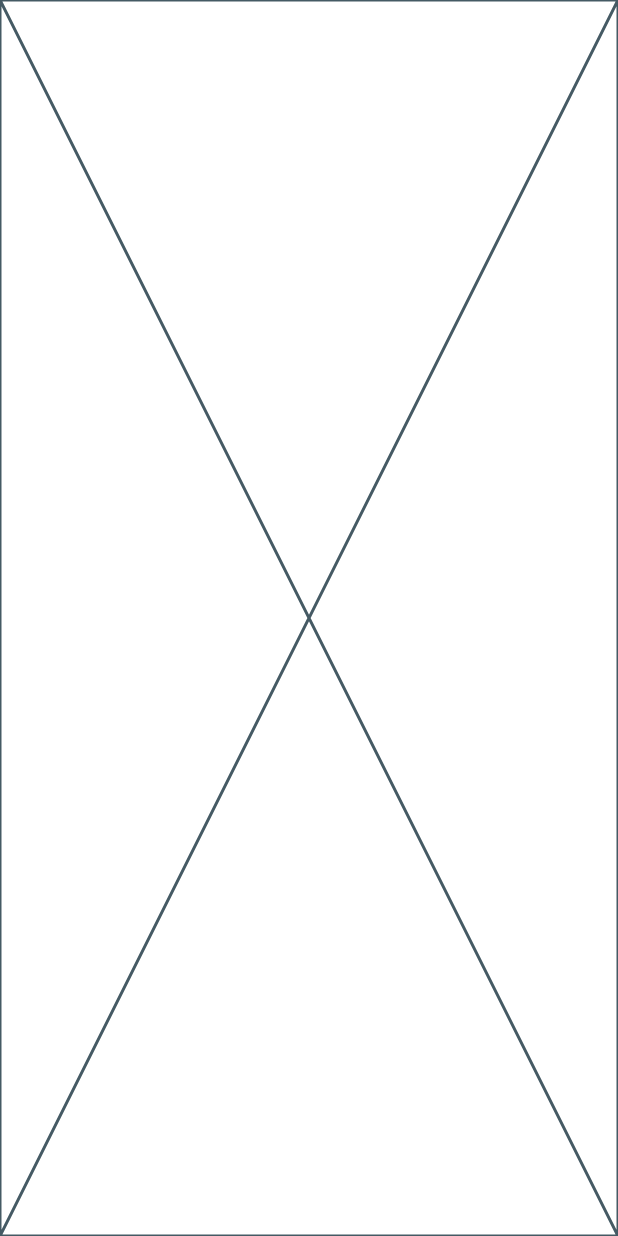
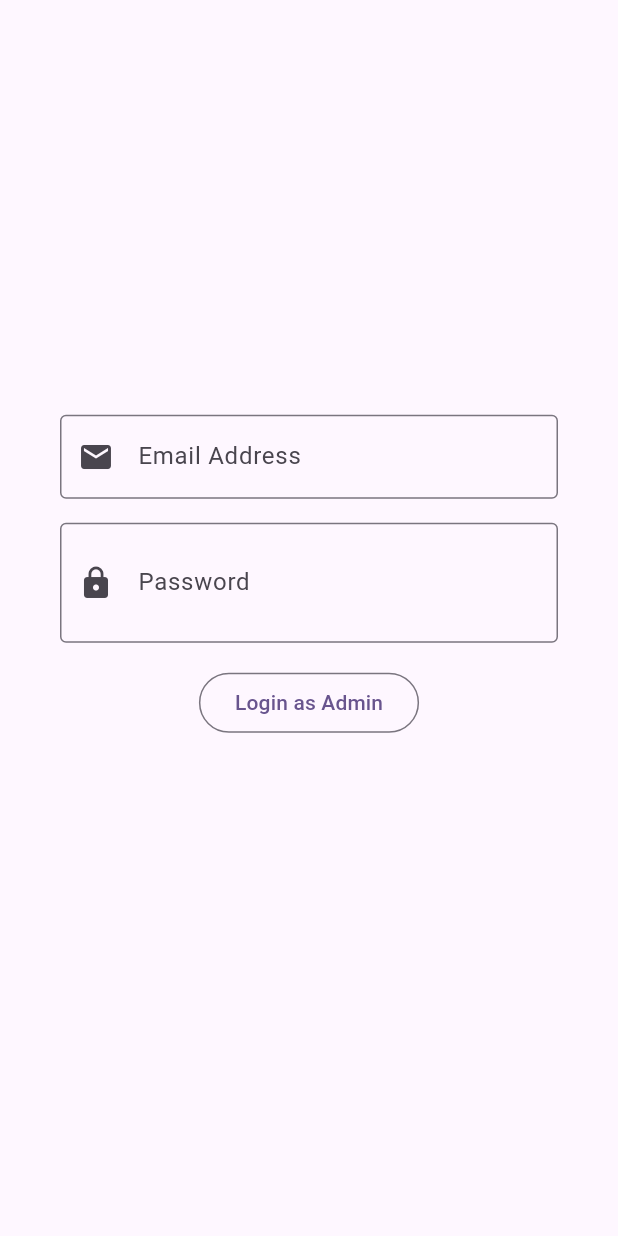
Before and after one commit to rudradcruze/ecom_user, a Flutter app: the screen it shows after launch, on a phone screen of 412 x 824 dp. Run offline on Flutter 3.47's test engine with Material 3 defaults, Android fonts, the phone set to English and light mode, and no system bars; our stand-ins replace cloud_firestore, firebase_auth, firebase_storage, flutter_easyloading, freezed_annotation; accounts and stored records are empty.

Commit message:
project setup

```diff
--- /dev/null
+++ b/lib/auth/auth_service.dart
@@ -0,0 +1,16 @@
+import 'package:firebase_auth/firebase_auth.dart';
+
+import '../db/db_helper.dart';
+
+class AuthService {
+  static final _auth = FirebaseAuth.instance;
+  static User? get currentUser => _auth.currentUser;
+
+  static Future<void> loginUser(String email, String password) async {
+    final credential = await _auth.signInWithEmailAndPassword(email: email, password: password);
+  }
+
+  static Future<void> logout() async {
+    return _auth.signOut();
+  }
+}
--- a/lib/main.dart
+++ b/lib/main.dart
@@ -1,7 +1,20 @@
+import 'package:ecom_user/pages/launcher_page.dart';
+import 'package:ecom_user/pages/login_page.dart';
+import 'package:ecom_user/pages/view_product_page.dart';
+import 'package:ecom_user/providers/product_provider.dart';
 import 'package:flutter/material.dart';
+import 'package:flutter_easyloading/flutter_easyloading.dart';
+import 'package:provider/provider.dart';
 
 void main() {
-  runApp(const MyApp());
+  runApp(
+    MultiProvider(
+      providers: [
+        ChangeNotifierProvider(create: (context) => ProductProvider()),
+      ],
+      child: const MyApp(),
+    ),
+  );
 }
 
 class MyApp extends StatelessWidget {
@@ -15,7 +28,13 @@ class MyApp extends StatelessWidget {
         colorScheme: ColorScheme.fromSeed(seedColor: Colors.deepPurple),
         useMaterial3: true,
       ),
-      home: const Placeholder(),
+      builder: EasyLoading.init(),
+      initialRoute: LauncherPage.routeName,
+      routes: {
+        LauncherPage.routeName: (context) => const LauncherPage(),
+        LoginPage.routeName: (context) => const LoginPage(),
+        ViewProductPage.routeName: (context) => const ViewProductPage(),
+      },
     );
   }
 }
--- /dev/null
+++ b/lib/pages/login_page.dart
@@ -0,0 +1,124 @@
+import 'package:firebase_auth/firebase_auth.dart';
+import 'package:flutter/material.dart';
+import 'package:flutter_easyloading/flutter_easyloading.dart';
+
+class LoginPage extends StatefulWidget {
+  static const String routeName = '/login';
+  const LoginPage({super.key});
+
+  @override
+  State<LoginPage> createState() => _LoginPageState();
+}
+
+class _LoginPageState extends State<LoginPage> {
+  final formKey = GlobalKey<FormState>();
+  final emailController = TextEditingController();
+  final passwordController = TextEditingController();
+  bool isObscure = true;
+  String errMsg = '';
+
+  @override
+  Widget build(BuildContext context) {
+    return Scaffold(
+      body: Center(
+        child: Form(
+          key: formKey,
+          child: Column(
+            mainAxisSize: MainAxisSize.min,
+            children: [
+              Padding(
+                padding: const EdgeInsets.symmetric(horizontal: 40.0, vertical: 8.0),
+                child: TextFormField(
+                  controller: emailController,
+                  keyboardType: TextInputType.emailAddress,
+                  decoration: const InputDecoration(
+                    labelText: 'Email Address',
+                    prefixIcon: Icon(Icons.email),
+                    border: OutlineInputBorder(),
+                  ),
+                  validator: (value) {
+                    if (value == null || value.isEmpty) {
+                      return 'This field must not be empty';
+                    }
+                    return null;
+                  },
+                ),
+              ),
+              Padding(
+                padding: const EdgeInsets.symmetric(horizontal: 40.0, vertical: 8.0),
+                child: TextFormField(
+                  obscureText: isObscure,
+                  controller: passwordController,
+                  keyboardType: TextInputType.text,
+                  decoration: InputDecoration(
+                    labelText: 'Password',
+                    prefixIcon: const Icon(Icons.lock),
+                    border: const OutlineInputBorder(),
+                    suffix: IconButton(
+                        onPressed: () {
+                          setState(() {
+                            isObscure = !isObscure;
+                          });
+                        },
+                        icon: Icon(isObscure ? Icons.visibility_off : Icons.visibility),
+                    )
+                  ),
+                  validator: (value) {
+                    if (value == null || value.isEmpty) {
+                      return 'This field must not be empty';
+                    }
+                    return null;
+                  },
+                ),
+              ),
+
+              Padding(
+                padding: const EdgeInsets.all(8.0),
+                child: OutlinedButton(
+                    onPressed: _loginAdmin,
+                    child: const Text('Login as Admin'),
+                ),
+              ),
+
+              Padding(
+                padding: const EdgeInsets.all(16.0),
+                child: Text(
+                  errMsg,
+                  style: const TextStyle(fontSize: 16.0, color: Colors.red),
+                ),
+              ),
+            ],
+          ),
+        ),
+      ),
+    );
+  }
+
+  @override
+  void dispose() {
+    emailController.dispose();
+    passwordController.dispose();
+    super.dispose();
+  }
+
+  void _loginAdmin() async {
+    if (formKey.currentState!.validate()) {
+      final email = emailController.text;
+      final password = passwordController.text;
+      EasyLoading.show(status: 'Please wait...');
+
+      try {
+
+      } on FirebaseAuthException catch(error) {
+        EasyLoading.dismiss();
+        setState(() {
+          if (error.code == 'invalid-credential') {
+            errMsg = 'Invalid email and password';
+          } else {
+            errMsg = error.message!;
+          }
+        });
+      }
+    }
+  }
+}
```
Also changed, not shown: lib/db/db_helper.dart (added, +14 -0 lines), lib/models/category_model.dart (added, +30 -0 lines), lib/models/product_model.dart (added, +25 -0 lines), lib/pages/launcher_page.dart (added, +35 -0 lines), lib/pages/view_product_page.dart (added, +28 -0 lines), lib/providers/product_provider.dart (added, +38 -0 lines), lib/utils/widget_function.dart (added, +53 -0 lines), pubspec.yaml (+5 -3 lines), lib/models/product_model.freezed.dart (added), lib/models/product_model.g.dart (added), pubspec.lock.
